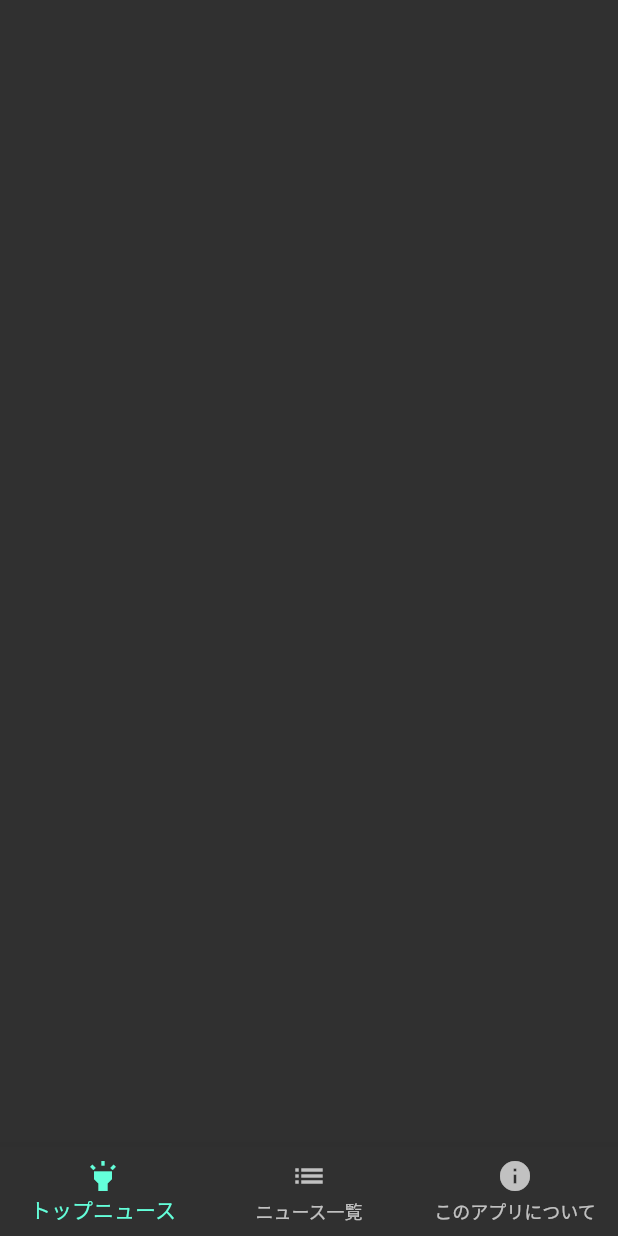
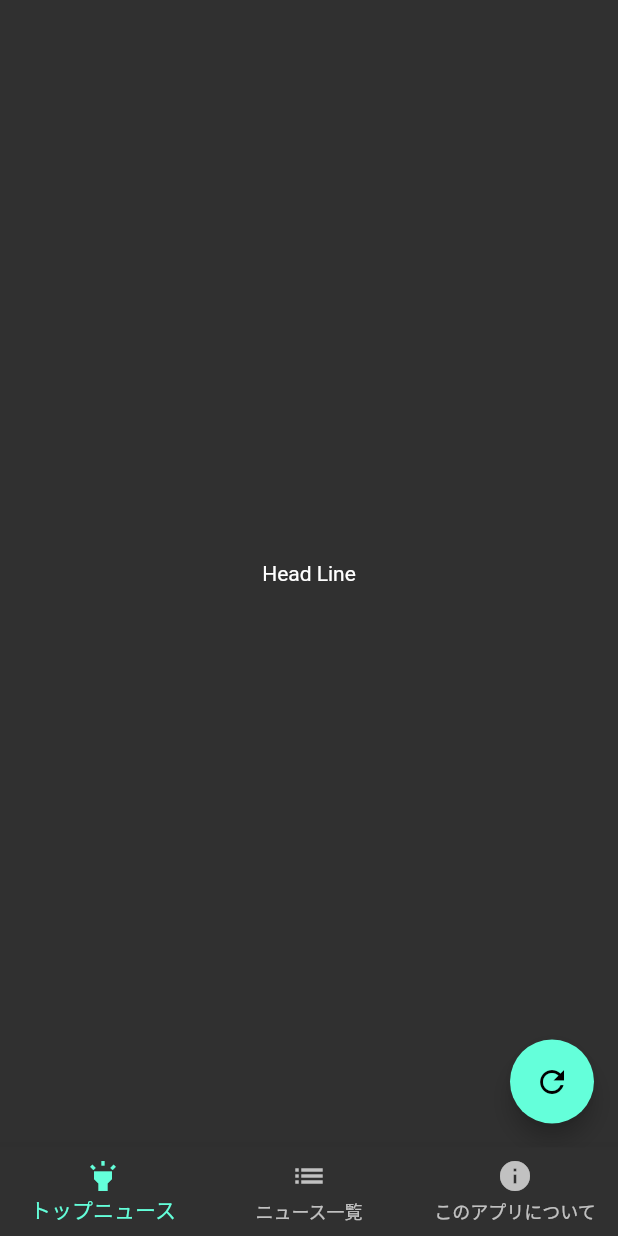
Before and after one commit to ERy03/newstragram, a Flutter app: the screen it shows after launch, on a phone screen of 412 x 824 dp. Run offline on Flutter 3.47's test engine with Material 2 defaults, Android fonts, the phone set to English and light mode, and no system bars; our stand-ins replace cached_network_image; generated files the repository leaves out were written again; Roboto replaces fonts that are missing (Bold).

Commit message:
head line page structure

```diff
--- a/lib/view/screens/pages/head_line_page.dart
+++ b/lib/view/screens/pages/head_line_page.dart
@@ -7,8 +7,21 @@ class HeadLinePage extends StatelessWidget {
   Widget build(BuildContext context) {
     return SafeArea(
       child: Scaffold(
-        body: Container(),
+        body: Container(
+          child: Center(
+            child: Text("Head Line"),
+          ),
+        ),
+        floatingActionButton: FloatingActionButton(
+          child: Icon(Icons.refresh),
+          onPressed: ()=> onRefresh(),
+        ),
       ),
     );
   }
+
+  //TODO
+  onRefresh() {
+    print("Head Line Refresh");
+  }
 }
```
